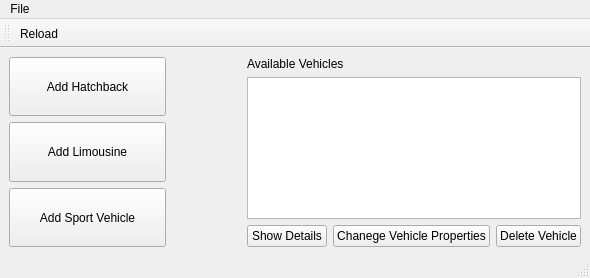
The window that forms/mainwindow.ui (FiejdaszBartosz/car_dealership_project) describes before a commit, drawn with Qt 5.
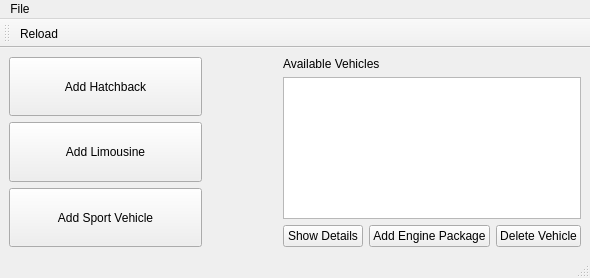
The same window after the commit.

Patch:
```diff
--- a/forms/mainwindow.ui
+++ b/forms/mainwindow.ui
@@ -117,15 +117,9 @@
            </widget>
           </item>
           <item>
-           <widget class="QPushButton" name="changeButton">
-            <property name="sizePolicy">
-             <sizepolicy hsizetype="Expanding" vsizetype="Fixed">
-              <horstretch>0</horstretch>
-              <verstretch>0</verstretch>
-             </sizepolicy>
-            </property>
+           <widget class="QPushButton" name="addPackageButton">
             <property name="text">
-             <string>Chanege Vehicle Properties</string>
+             <string>Add Engine Package</string>
             </property>
            </widget>
           </item>
```
